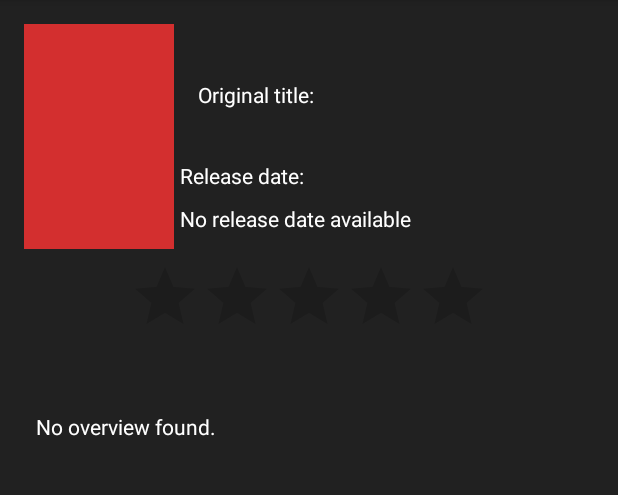
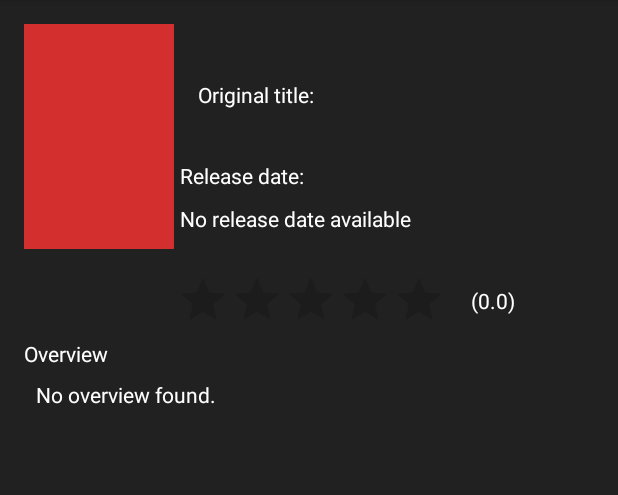
Before and after one commit to bizarrecoding/MoviePop, an Android app: the MovieDetailsActivity screen opened directly, with no data from a screen before it, on a phone screen of 412 x 824 dp, the part 84-579 px from its top. Run offline under Robolectric (Android 15) with nearby library versions, the phone set to English and light mode, and no system bars; our stand-ins replace Picasso; pictures from the network do not load; 9 statements that could not run were skipped.

Commit message:
rating bar

```diff
--- a/app/src/main/java/com/bizarrecoding/example/moviepop/MainActivity.java
+++ b/app/src/main/java/com/bizarrecoding/example/moviepop/MainActivity.java
@@ -166,16 +166,13 @@ public class MainActivity extends AppCompatActivity {
                 for (int i = 0; i<results.length(); i++){
                     JSONObject movieObj  = results.getJSONObject(i);
                     int id = movieObj.getInt("id");
-                    int count = movieObj.getInt("vote_count");
                     double avg = movieObj.getDouble("vote_average");
-                    double popularity = movieObj.getDouble("popularity");
                     String title = movieObj.getString("title");
                     String orgTitle = movieObj.getString("original_title");
-                    String orgLang = movieObj.getString("original_language");
                     String release = movieObj.getString("release_date");
                     String overview = movieObj.getString("overview");
                     String imageCover = movieObj.getString("poster_path");
-                    Movie movie = new Movie(id,count,avg,popularity,title,orgTitle,orgLang,release,overview,imageCover);
+                    Movie movie = new Movie(id, avg, title, orgTitle, release, overview, imageCover);
                     movies.add(movie);
                 }
                 Log.d("asynctask",json);
--- a/app/src/main/java/com/bizarrecoding/example/moviepop/MovieAdapter.java
+++ b/app/src/main/java/com/bizarrecoding/example/moviepop/MovieAdapter.java
@@ -33,8 +33,7 @@ public class MovieAdapter extends RecyclerView.Adapter<MovieAdapter.ViewHolder>{
         final Context cxt = parent.getContext();
         LayoutInflater linf = LayoutInflater.from(cxt);
         View view = linf.inflate(R.layout.grid_movie_entry, parent, false);
-        ViewHolder vHolder = new ViewHolder(view);
-        return vHolder;
+        return new ViewHolder(view);
     }
 
     @Override
--- a/app/src/main/java/com/bizarrecoding/example/moviepop/MovieDetailsActivity.java
+++ b/app/src/main/java/com/bizarrecoding/example/moviepop/MovieDetailsActivity.java
@@ -28,7 +28,9 @@ public class MovieDetailsActivity extends AppCompatActivity {
         TextView orgtitle = (TextView) findViewById(R.id.originalTitle);
         TextView overview = (TextView) findViewById(R.id.overview);
         TextView release = (TextView) findViewById(R.id.release);
+        TextView numRate = (TextView) findViewById(R.id.numRate);
         RatingBar ratebar = (RatingBar) findViewById(R.id.ratingBar);
+
         if(movie.getImagePath().length()<40 ){
             String placeholder ="http://via.placeholder.com/100x150";
             Picasso.with(this).load(placeholder).into(cover);
@@ -37,19 +39,24 @@ public class MovieDetailsActivity extends AppCompatActivity {
         }
         title.setText(movie.getTitle());
         orgtitle.setText(movie.getOriginalTitle());
+        String releaseStr = movie.getOverview();
+        if(releaseStr.length()>0){
+            release.setText(movie.getReleaseDate());
+        }else{
+            release.setText(R.string.no_release);
+        }
+        float rate = (float) movie.getVotesavg();
+        numRate.setText("("+rate+")");
+        ratebar.setNumStars(5);
+        ratebar.setStepSize(0.5f);
+        ratebar.setRating(rate/2);
+        ratebar.invalidate();
+
         String overviewStr = movie.getOverview();
         if(overviewStr.length()>0){
             overview.setText(movie.getOverview());
         }else{
             overview.setText(R.string.no_overview);
         }
-        String releaseStr = movie.getOverview();
-        if(releaseStr.length()>0){
-            release.setText(movie.getReleaseDate());
-        }else{
-            release.setText(R.string.no_release);
-        }
-        ratebar.setMax(10);
-        ratebar.setRating((float) movie.getVotesavg());
     }
 }
--- a/app/src/main/res/layout/activity_movie_details.xml
+++ b/app/src/main/res/layout/activity_movie_details.xml
@@ -32,48 +32,23 @@
 
     <RatingBar
         android:id="@+id/ratingBar"
+        style="@style/Widget.AppCompat.RatingBar.Indicator"
         android:layout_width="wrap_content"
         android:layout_height="wrap_content"
         android:layout_marginEnd="16dp"
         android:layout_marginLeft="16dp"
         android:layout_marginRight="16dp"
         android:layout_marginStart="16dp"
+        android:layout_marginTop="16dp"
+        android:clickable="false"
+        android:focusable="false"
+        android:focusableInTouchMode="false"
+        android:isIndicator="true"
+        android:soundEffectsEnabled="false"
+        app:layout_constraintHorizontal_bias="0.505"
         app:layout_constraintLeft_toLeftOf="parent"
         app:layout_constraintRight_toRightOf="parent"
-        android:layout_marginTop="8dp"
         app:layout_constraintTop_toBottomOf="@+id/poster" />
-
-    <ScrollView
-        android:id="@+id/scrollView2"
-        android:layout_width="0dp"
-        android:layout_height="0dp"
-        android:layout_marginBottom="8dp"
-        android:layout_marginEnd="8dp"
-        android:layout_marginLeft="16dp"
-        android:layout_marginRight="16dp"
-        android:layout_marginStart="16dp"
-        android:layout_marginTop="8dp"
-        app:layout_constraintBottom_toBottomOf="parent"
-        app:layout_constraintHorizontal_bias="0.0"
-        app:layout_constraintLeft_toLeftOf="parent"
-        app:layout_constraintRight_toRightOf="parent"
-        app:layout_constraintTop_toBottomOf="@+id/textView6">
-
-        <LinearLayout
-            android:layout_width="match_parent"
-            android:layout_height="wrap_content"
-            android:layout_marginBottom="8dp"
-            android:layout_marginLeft="8dp"
-            android:layout_marginRight="8dp"
-            android:orientation="vertical">
-
-            <TextView
-                android:id="@+id/overview"
-                android:layout_width="match_parent"
-                android:layout_height="wrap_content"
-                android:textColor="@android:color/white" />
-        </LinearLayout>
-    </ScrollView>
 
     <TextView
         android:id="@+id/textView3"
@@ -119,11 +94,11 @@
         android:layout_height="wrap_content"
         android:layout_marginLeft="16dp"
         android:layout_marginStart="16dp"
-        android:layout_marginTop="16dp"
-        android:text=""
+        android:text="@string/overview"
         android:textColor="@android:color/white"
         app:layout_constraintLeft_toLeftOf="parent"
-        app:layout_constraintTop_toBottomOf="@+id/ratingBar" />
+        android:layout_marginTop="16dp"
+        app:layout_constraintTop_toBottomOf="@+id/numRate" />
 
     <TextView
         android:id="@+id/originalTitle"
@@ -139,4 +114,52 @@
         app:layout_constraintLeft_toLeftOf="@+id/textView7"
         app:layout_constraintTop_toBottomOf="@+id/textView7" />
 
+    <TextView
+        android:id="@+id/numRate"
+        android:layout_width="wrap_content"
+        android:layout_height="wrap_content"
+        android:textColor="@android:color/white"
+        app:layout_constraintRight_toRightOf="parent"
+        app:layout_constraintLeft_toRightOf="@+id/ratingBar"
+        android:layout_marginLeft="8dp"
+        app:layout_constraintTop_toTopOf="@+id/ratingBar"
+        android:layout_marginTop="8dp"
+        app:layout_constraintBottom_toBottomOf="@+id/ratingBar"
+        android:layout_marginBottom="8dp"
+        app:layout_constraintHorizontal_bias="0.11"
+        app:layout_constraintVertical_bias="0.666" />
+
+    <ScrollView
+        android:id="@+id/scrollView2"
+        android:layout_width="0dp"
+        android:layout_height="0dp"
+        android:layout_marginBottom="8dp"
+        android:layout_marginEnd="8dp"
+        android:layout_marginLeft="16dp"
+        android:layout_marginRight="16dp"
+        android:layout_marginStart="16dp"
+        android:layout_marginTop="8dp"
+        app:layout_constraintBottom_toBottomOf="parent"
+        app:layout_constraintHorizontal_bias="0.0"
+        app:layout_constraintLeft_toLeftOf="parent"
+        app:layout_constraintRight_toRightOf="parent"
+        app:layout_constraintTop_toBottomOf="@+id/textView6"
+        app:layout_constraintVertical_bias="0.0">
+
+        <LinearLayout
+            android:layout_width="match_parent"
+            android:layout_height="wrap_content"
+            android:layout_marginBottom="8dp"
+            android:layout_marginLeft="8dp"
+            android:layout_marginRight="8dp"
+            android:orientation="vertical">
+
+            <TextView
+                android:id="@+id/overview"
+                android:layout_width="match_parent"
+                android:layout_height="wrap_content"
+                android:textColor="@android:color/white" />
+        </LinearLayout>
+    </ScrollView>
+
 </android.support.constraint.ConstraintLayout>
--- a/app/src/main/res/layout/grid_movie_entry.xml
+++ b/app/src/main/res/layout/grid_movie_entry.xml
@@ -8,7 +8,7 @@
     <ImageView
         android:id="@+id/cover"
         android:layout_width="match_parent"
-        android:layout_height="270dp"
+        android:layout_height="250dp"
         app:srcCompat="@color/colorPrimary" />
 
     <TextView
--- a/app/src/main/res/values/strings.xml
+++ b/app/src/main/res/values/strings.xml
@@ -9,4 +9,5 @@
     <string name="task_error">Error while downloading movies</string>
     <string name="original_title">Original title:</string>
     <string name="release_date">Release date:</string>
+    <string name="overview">Overview</string>
 </resources>
```
Also changed, not shown: app/src/main/java/com/bizarrecoding/example/moviepop/Movie.java (+2 -20 lines), app/src/main/ic_launcher-web.png (added), app/src/main/res/mipmap-hdpi/ic_launcher.png, app/src/main/res/mipmap-mdpi/ic_launcher.png, app/src/main/res/mipmap-xhdpi/ic_launcher.png, app/src/main/res/mipmap-xxhdpi/ic_launcher.png, app/src/main/res/mipmap-xxxhdpi/ic_launcher.png.
